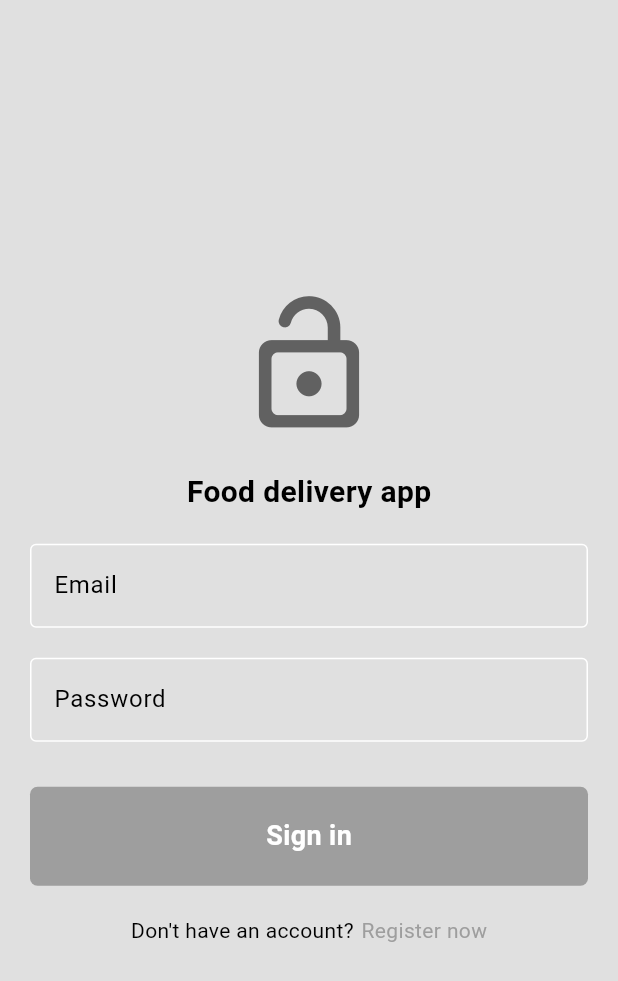
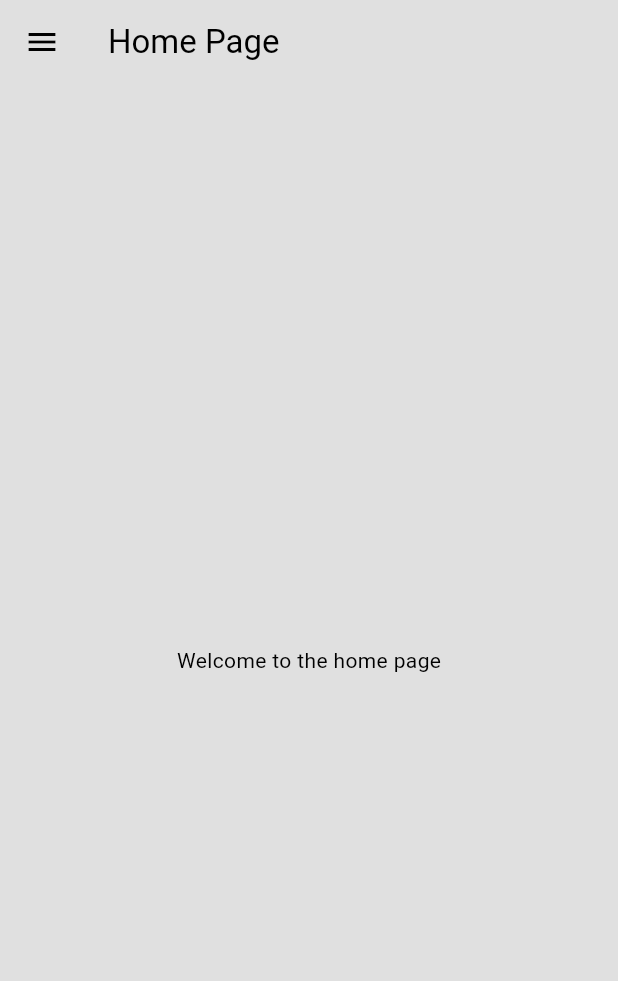
Before and after one commit to QuanNguyenD/Food_App_Delivery, a Flutter app: the LoginPage screen opened directly with empty values, after a tap on "Sign in", on a phone screen of 412 x 824 dp. Shown: the top 981 px of the screen. Run offline on Flutter 3.47's test engine with Material 3 defaults, Android fonts, the phone set to English and light mode, and no system bars.

Commit message:
Them giao dien dark_mode va light_mode

```diff
--- a/lib/components/my_button.dart
+++ b/lib/components/my_button.dart
@@ -24,14 +24,14 @@ class MyButton extends StatelessWidget {
         margin: const EdgeInsets.symmetric(horizontal: 20),
         padding: const EdgeInsets.symmetric(vertical: 20),
         decoration: BoxDecoration(
-          color: Theme.of(context).colorScheme.primary,
+          color: Theme.of(context).colorScheme.secondary,
           borderRadius: BorderRadius.circular(5),
         ),
         child: Center(
           child: Text(
             text,
             style: TextStyle(
-              color: Theme.of(context).colorScheme.onPrimary,
+              color: Theme.of(context).colorScheme.inversePrimary,
               fontSize: 18,
               fontWeight: FontWeight.bold,
             ),
--- a/lib/main.dart
+++ b/lib/main.dart
@@ -1,8 +1,7 @@
 
-import 'package:appper/pages/register_page.dart';
+import 'package:appper/auth/login_or_register.dart';
 import 'package:flutter/material.dart';
 import 'package:provider/provider.dart';
-import 'pages/login_page.dart';
 import 'package:appper/themes/theme_provider.dart';
 
 
@@ -25,9 +24,7 @@ class MyApp extends StatelessWidget {
   Widget build(BuildContext context) {
     return MaterialApp(
       debugShowCheckedModeBanner: false,
-      home: RegisterPage(
-        onTap: () {},
-      ),
+      home: const LoginOrRegister(),
       theme: Provider.of<ThemeProvider>(context).themeData,
     );
   }
--- /dev/null
+++ b/lib/pages/home_page.dart
@@ -0,0 +1,24 @@
+import 'package:appper/components/my_drawer.dart';
+import 'package:flutter/material.dart';
+
+class HomePage extends StatefulWidget {
+  const HomePage({Key? key}) : super(key: key);
+
+  @override
+  State<HomePage> createState() => _HomepageState();
+}
+
+class _HomepageState extends State<HomePage>{
+  @override
+  Widget build(BuildContext context) {
+    return Scaffold(
+      appBar: AppBar(
+        title: const Text("Home Page"),
+      ),
+      drawer: MyDrawer(),
+      body: const Center(
+        child: Text("Welcome to the home page"),
+      ),
+    );
+  }
+}
--- a/lib/pages/login_page.dart
+++ b/lib/pages/login_page.dart
@@ -1,5 +1,6 @@
 import 'package:appper/components/my_button.dart';
 import 'package:appper/components/my_textfield.dart';
+import 'package:appper/pages/home_page.dart';
 import 'package:flutter/material.dart';
 class LoginPage extends StatefulWidget {
 
@@ -15,6 +16,17 @@ class _LoginPageState extends State<LoginPage> {
   final TextEditingController emailController = TextEditingController();
 
   final TextEditingController passwordController = TextEditingController();
+
+  //login function
+  void login() {
+
+
+    //navigate to home page
+    Navigator.push(
+      context,
+      MaterialPageRoute(builder: (context) => const HomePage()),
+    );
+  }
 
   @override
   Widget build(BuildContext context) {
@@ -60,9 +72,7 @@ class _LoginPageState extends State<LoginPage> {
 
             //sign in button
             MyButton(
-              onTap: (){
-
-              },
+              onTap: login,
               text: "Sign in"),
 
             const SizedBox(height: 20),
--- a/lib/themes/dark_mode.dart
+++ b/lib/themes/dark_mode.dart
@@ -2,10 +2,10 @@ import 'package:flutter/material.dart';
 
 ThemeData darkMode = ThemeData(
   colorScheme: ColorScheme.dark(
-    surface: Colors.grey.shade800,
-    primary: Colors.grey.shade900,
-    secondary: Colors.grey.shade700,
-    tertiary: Colors.grey.shade600,
+    surface: const Color.fromARGB(255, 20, 20, 20),
+    primary: const Color.fromARGB(255, 122, 122, 122),
+    secondary: const Color.fromARGB(255, 30, 30, 30),
+    tertiary: const Color.fromARGB(255, 47, 47, 47),
     inversePrimary: Colors.grey.shade500,
   ),
 );
```
Also changed, not shown: lib/auth/login_or_register.dart (added, +35 -0 lines), lib/components/my_drawer.dart (added, +55 -0 lines), lib/components/my_drawer_title.dart (added, +35 -0 lines), lib/pages/setting_page.dart (added, +50 -0 lines).
